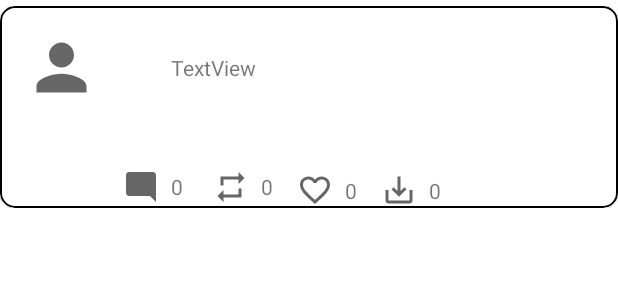
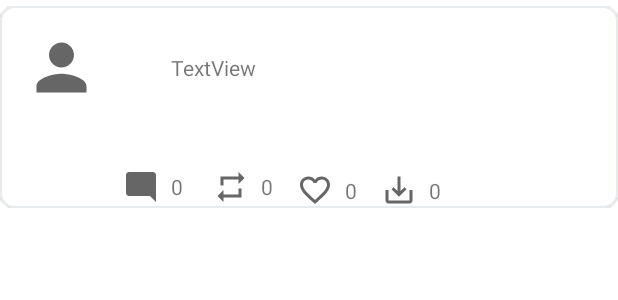
Before and after one commit to kharumax/kotlin-firestore-sample, an Android app: the layout tweet_row_layout.xml on its own in the app's theme, with its tools: preview values and no code run, on a phone screen of 412 x 824 dp. Shown: the top 300 px of the screen. Run offline under Robolectric (Android 15) with nearby library versions, the phone set to English and light mode, and no system bars.

Commit message:
CoilとCircleImageViewの表示Fix

```diff
--- a/app/src/main/java/com/example/firestoresample/ui/adapters/bindings/TweetRowBinding.kt
+++ b/app/src/main/java/com/example/firestoresample/ui/adapters/bindings/TweetRowBinding.kt
@@ -8,6 +8,7 @@ import androidx.constraintlayout.widget.ConstraintLayout
 import androidx.databinding.BindingAdapter
 import coil.load
 import coil.transform.RoundedCornersTransformation
+import coil.transition.CrossfadeTransition
 import com.example.firestoresample.R
 import com.example.firestoresample.data.models.Tweet
 import de.hdodenhof.circleimageview.CircleImageView
@@ -28,11 +29,9 @@ class TweetRowBinding {
 
         @BindingAdapter("loadProfileImageUrl")
         @JvmStatic
-        fun loadProfileImageUrl(imageView: ImageView,imageUrl: String) {
+        fun loadProfileImageUrl(imageView: CircleImageView,imageUrl: String) {
             Log.d("TweetRowBinding","ImageUrl is ${imageUrl}")
             imageView.load(imageUrl) {
-                transformations(RoundedCornersTransformation(topRight = 25f,topLeft = 25f,bottomRight = 25f,bottomLeft = 25f))
-                crossfade(600)
                 error(R.drawable.ic_person)
             }
         }
--- a/app/src/main/res/layout/tweet_row_layout.xml
+++ b/app/src/main/res/layout/tweet_row_layout.xml
@@ -26,14 +26,14 @@
             app:layout_constraintHorizontal_bias="0.5"
             app:layout_constraintStart_toStartOf="parent"
             app:layout_constraintTop_toTopOf="parent"
-            app:strokeColor="@color/black"
+            app:strokeColor="@color/lightGray"
             app:strokeWidth="1dp">
 
             <androidx.constraintlayout.widget.ConstraintLayout
                 android:layout_width="match_parent"
                 android:layout_height="wrap_content">
 
-                <ImageView
+                <de.hdodenhof.circleimageview.CircleImageView
                     android:id="@+id/profile_imageView_tweet"
                     android:layout_width="50dp"
                     android:layout_height="50dp"
```
Also changed, not shown: app/src/main/res/layout/user_row_layout.xml (added, +10 -0 lines), 1 other file.
